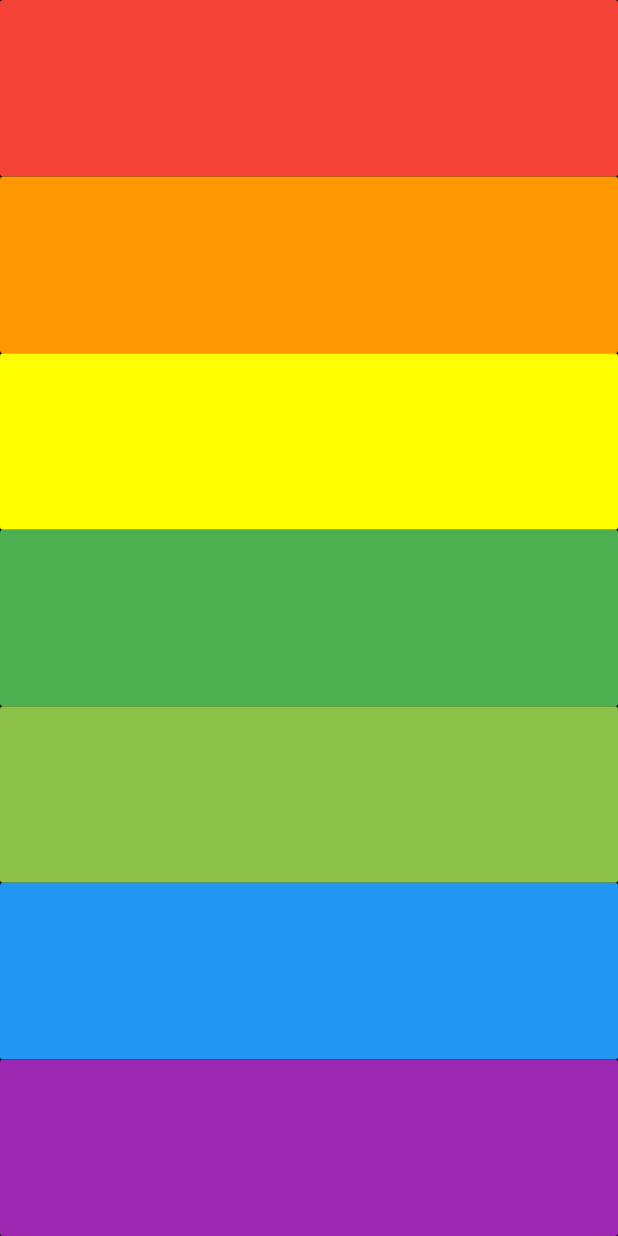
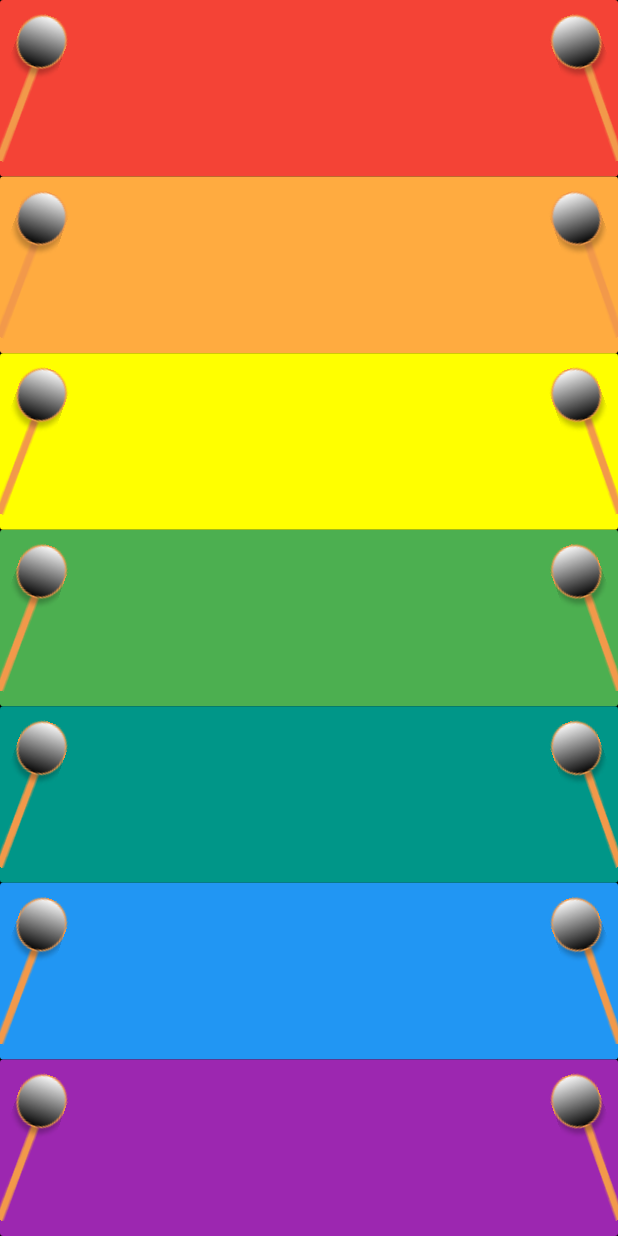
Before and after one commit to nayanabhatm/VideoIt_Prod_App, a Flutter app: the screen it shows after launch, on a phone screen of 412 x 824 dp. Run offline on Flutter 3.47's test engine with Material 2 defaults, Android fonts, the phone set to English and light mode, and no system bars; our stand-ins replace audioplayers, rflutter_alert.

Commit message:
hobby project to play sound

```diff
--- a/xylophone_project/lib/main.dart
+++ b/xylophone_project/lib/main.dart
@@ -7,16 +7,50 @@ void main(){
   runApp(XylophoneApp());
 }
 
-class XylophoneApp extends StatelessWidget {
+class XylophoneApp extends StatefulWidget {
+  @override
+  _XylophoneAppState createState() => _XylophoneAppState();
+}
 
-  Expanded buildKey({Color color,int soundNum}){
+class _XylophoneAppState extends State<XylophoneApp> {
+  int activeIndex = -1 ;
+  Expanded buildKey({Color color,int soundNum,int index}) {
     return Expanded(
-      child: FlatButton(
-          color:color,
-          onPressed: (){
-            final player = AudioCache();
-            player.play('note$soundNum.wav');
-          }),
+        child: Stack(
+          fit: StackFit.expand,
+          children: <Widget>[
+            FlatButton(
+                color: color,
+                onPressed: () {
+                  final player = AudioCache();
+                  player.play('note$soundNum.wav');
+
+                  setState(() {
+                    activeIndex = index ;
+                  });
+
+                }),
+            Row(
+              mainAxisAlignment: MainAxisAlignment.spaceBetween,
+              children: <Widget>[
+                Transform.rotate(
+                  angle: 3.142 / (index==activeIndex ? 2 : 9) ,
+                  child: Image(
+                    image: AssetImage('images/Slice1.png'),
+                    alignment: Alignment.centerLeft,
+                  ),
+                ),
+                Transform.rotate(
+                  angle: -3.142 / (index==activeIndex ? 2 : 9 ),
+                  child: Image(
+                    image: AssetImage('images/Slice1.png'),
+                    alignment: Alignment.centerRight,
+                  ),
+                )
+              ],
+            )
+          ],
+        )
     );
   }
 
@@ -30,13 +64,13 @@ class XylophoneApp extends StatelessWidget {
           child: Column(
             crossAxisAlignment: CrossAxisAlignment.stretch,
             children: <Widget>[
-              buildKey(color:Colors.red, soundNum:1),
-              buildKey(color:Colors.orange, soundNum:2),
-              buildKey(color:Colors.yellowAccent, soundNum:3),
-              buildKey(color:Colors.green, soundNum:4),
-              buildKey(color:Colors.lightGreen, soundNum:5),
-              buildKey(color:Colors.blue, soundNum:6),
-              buildKey(color:Colors.purple, soundNum:7),
+              buildKey(color:Colors.red, soundNum:1,index:0),
+              buildKey(color:Colors.orangeAccent, soundNum:2,index:1),
+              buildKey(color:Colors.yellowAccent, soundNum:3,index:2),
+              buildKey(color:Colors.green, soundNum:4,index:3),
+              buildKey(color:Colors.teal, soundNum:5,index:4),
+              buildKey(color:Colors.blue, soundNum:6,index:5),
+              buildKey(color:Colors.purple, soundNum:7,index:6),
 
             ],
           ),
--- a/xylophone_project/pubspec.yaml
+++ b/xylophone_project/pubspec.yaml
@@ -22,4 +22,5 @@ flutter:
   uses-material-design: true
 
   assets:
+    - images/Slice1.png
     - assets/
```
Also changed, not shown: xylophone_project/images/Slice1.png (added), xylophone_project/images/stick.jpg (added), xylophone_project/images/stick.png (added), xylophone_project/images/stick1.png (added), xylophone_project/images/stick2.png (added), 2 other files.
